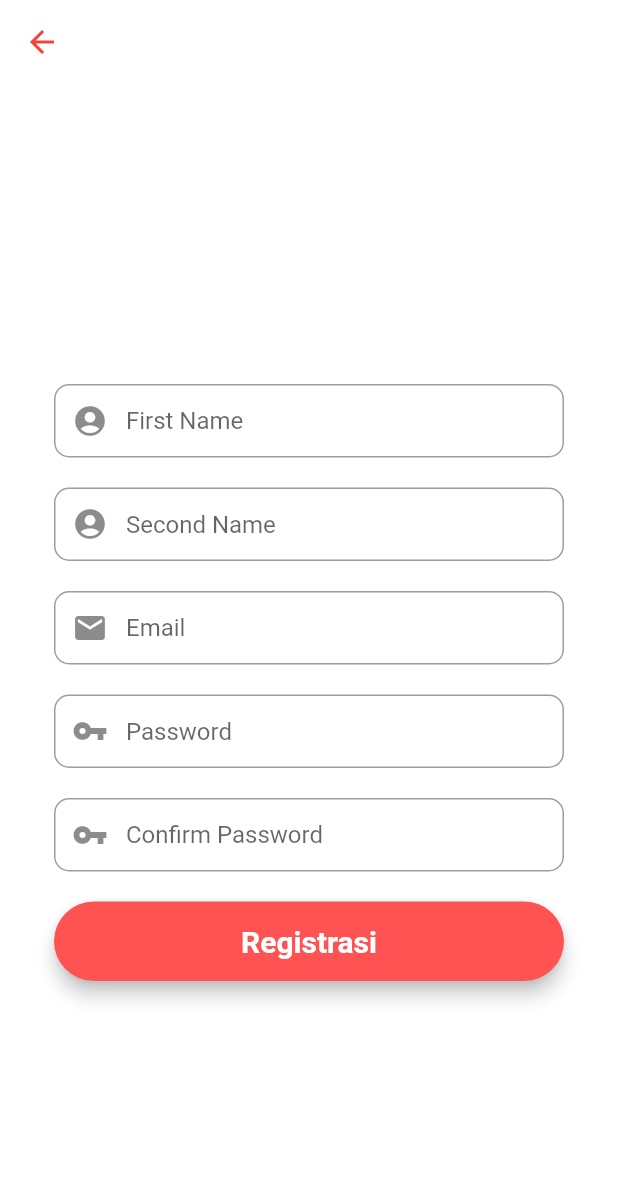
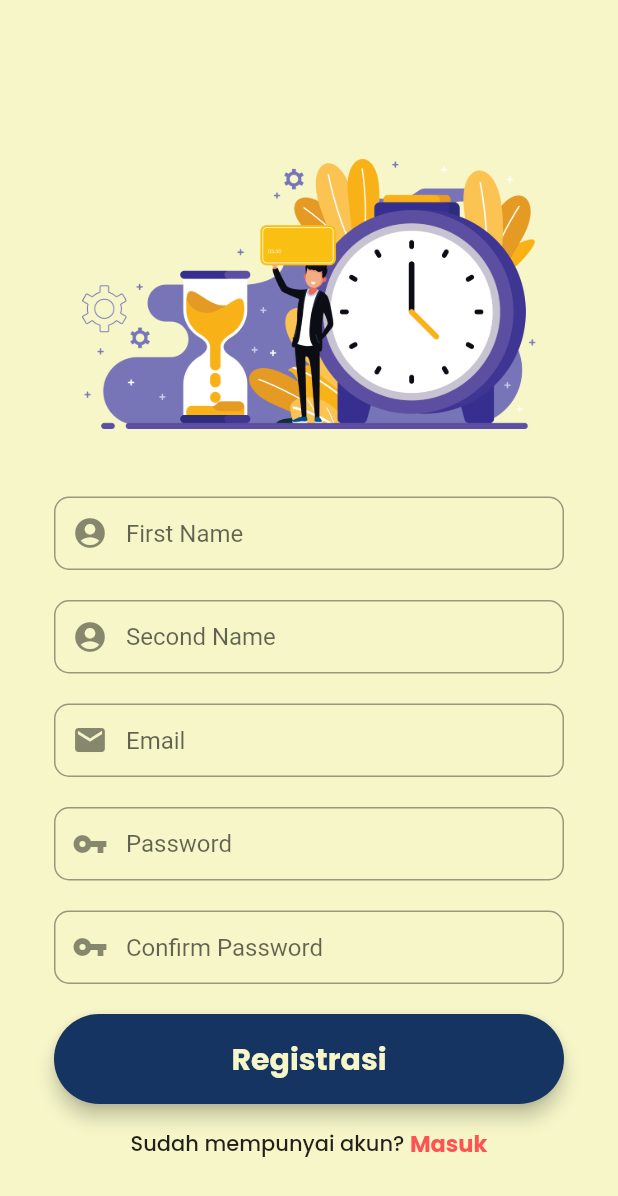
Before and after one commit to YogaNgr37/aplikasi_math_quiz, a Flutter app: the screen it shows after launch, after a tap on "Masuk", after a tap on "Registrasi", on a phone screen of 412 x 824 dp. Shown: the top 1196 px of the screen. Run offline on Flutter 3.47's test engine with Material 2 defaults, Android fonts, the light colour scheme and no system bars; our stand-ins replace cloud_firestore, firebase_auth, firebase_core, fluttertoast, google_fonts; accounts and stored records are empty.

Commit message:
Login and Register Auth

```diff
--- a/lib/pages/login.dart
+++ b/lib/pages/login.dart
@@ -82,7 +82,7 @@ class _LoginScreenState extends State<LoginScreen> {
     final loginButton = Material(
       elevation: 5,
       borderRadius: BorderRadius.circular(30),
-      color: Colors.redAccent,
+      color: primaryColor,
       child: MaterialButton(
           padding: EdgeInsets.fromLTRB(20, 15, 20, 15),
           minWidth: MediaQuery.of(context).size.width,
@@ -92,17 +92,17 @@ class _LoginScreenState extends State<LoginScreen> {
           child: Text(
             "Masuk",
             textAlign: TextAlign.center,
-            style: TextStyle(
-                fontSize: 20, color: Colors.white, fontWeight: FontWeight.bold),
+            style: textStyle.copyWith(
+                fontSize: 20, color: secondaryColor, fontWeight: FontWeight.bold),
           )),
     );
 
     return Scaffold(
-      backgroundColor: Colors.white,
+      backgroundColor: secondaryColor,
       body: Center(
         child: SingleChildScrollView(
           child: Container(
-            color: Colors.white,
+            color: secondaryColor,
             child: Padding(
               padding: const EdgeInsets.all(36.0),
               child: Form(
@@ -111,12 +111,12 @@ class _LoginScreenState extends State<LoginScreen> {
                   mainAxisAlignment: MainAxisAlignment.center,
                   crossAxisAlignment: CrossAxisAlignment.center,
                   children: <Widget>[
-                    /* SizedBox(
+                      SizedBox(
                         height: 200,
                         child: Image.asset(
-                          "assets/welcome_image.png",
+                          "assets/images/welcome_image.png",
                           fit: BoxFit.contain,
-                        )), */
+                        )),
                     SizedBox(height: 45),
                     emailField,
                     SizedBox(height: 25),
@@ -127,7 +127,7 @@ class _LoginScreenState extends State<LoginScreen> {
                     Row(
                         mainAxisAlignment: MainAxisAlignment.center,
                         children: <Widget>[
-                          Text("Belum mempunyai akun? "),
+                          Text( style: textStyle.copyWith(),"Belum mempunyai akun? "),
                           GestureDetector(
                             onTap: () {
                               Navigator.push(
@@ -138,7 +138,7 @@ class _LoginScreenState extends State<LoginScreen> {
                             },
                             child: Text(
                               "Registrasi",
-                              style: TextStyle(
+                              style: textStyle.copyWith(
                                   color: Colors.redAccent,
                                   fontWeight: FontWeight.bold,
                                   fontSize: 15),
--- a/lib/pages/register.dart
+++ b/lib/pages/register.dart
@@ -162,7 +162,7 @@ class _RegistrationScreenState extends State<RegistrationScreen> {
     final signUpButton = Material(
       elevation: 5,
       borderRadius: BorderRadius.circular(30),
-      color: Colors.redAccent,
+      color: primaryColor,
       child: MaterialButton(
           padding: EdgeInsets.fromLTRB(20, 15, 20, 15),
           minWidth: MediaQuery.of(context).size.width,
@@ -172,18 +172,18 @@ class _RegistrationScreenState extends State<RegistrationScreen> {
           child: Text(
             "Registrasi",
             textAlign: TextAlign.center,
-            style: TextStyle(
-                fontSize: 20, color: Colors.white, fontWeight: FontWeight.bold),
+            style: textStyle.copyWith(
+                fontSize: 20, color: secondaryColor, fontWeight: FontWeight.bold),
           )),
     );
 
     return Scaffold(
-      backgroundColor: Colors.white,
+      backgroundColor: secondaryColor,
       appBar: AppBar(
         backgroundColor: Colors.transparent,
         elevation: 0,
         leading: IconButton(
-          icon: Icon(Icons.arrow_back, color: Colors.red),
+          icon: Icon(Icons.arrow_back, color: secondaryColor),
           onPressed: () {
             // passing this to our root
             Navigator.of(context).pop();
@@ -193,7 +193,7 @@ class _RegistrationScreenState extends State<RegistrationScreen> {
       body: Center(
         child: SingleChildScrollView(
           child: Container(
-            color: Colors.white,
+            color: secondaryColor,
             child: Padding(
               padding: const EdgeInsets.all(36.0),
               child: Form(
@@ -202,12 +202,12 @@ class _RegistrationScreenState extends State<RegistrationScreen> {
                   mainAxisAlignment: MainAxisAlignment.center,
                   crossAxisAlignment: CrossAxisAlignment.center,
                   children: <Widget>[
-                    /*SizedBox(
+                    SizedBox(
                         height: 180,
                         child: Image.asset(
-                          "assets/logo.png",
+                          "assets/images/welcome_image.png",
                           fit: BoxFit.contain,
-                        )),*/
+                        )),
                     SizedBox(height: 45),
                     firstNameField,
                     SizedBox(height: 20),
@@ -221,6 +221,23 @@ class _RegistrationScreenState extends State<RegistrationScreen> {
                     SizedBox(height: 20),
                     signUpButton,
                     SizedBox(height: 15),
+                    Row(
+                        mainAxisAlignment: MainAxisAlignment.center,
+                        children: <Widget>[
+                          Text( style: textStyle.copyWith(),"Sudah mempunyai akun? "),
+                          GestureDetector(
+                            onTap: () {
+                              Navigator.of(context).pop();
+                            },
+                            child: Text(
+                              "Masuk",
+                              style: textStyle.copyWith(
+                                  color: Colors.redAccent,
+                                  fontWeight: FontWeight.bold,
+                                  fontSize: 15),
+                            ),
+                          )
+                        ])
                   ],
                 ),
               ),
@@ -287,7 +304,7 @@ class _RegistrationScreenState extends State<RegistrationScreen> {
         .collection("users")
         .doc(user.uid)
         .set(userModel.toMap());
-    Fluttertoast.showToast(msg: "Akun telah berhasil dibuat");
+    Fluttertoast.showToast(msg: "Akun berhasil dibuat");
 
     Navigator.pushAndRemoveUntil(
         (context),
```
Also changed, not shown: lib/pages/homepage.dart (+26 -5 lines).
